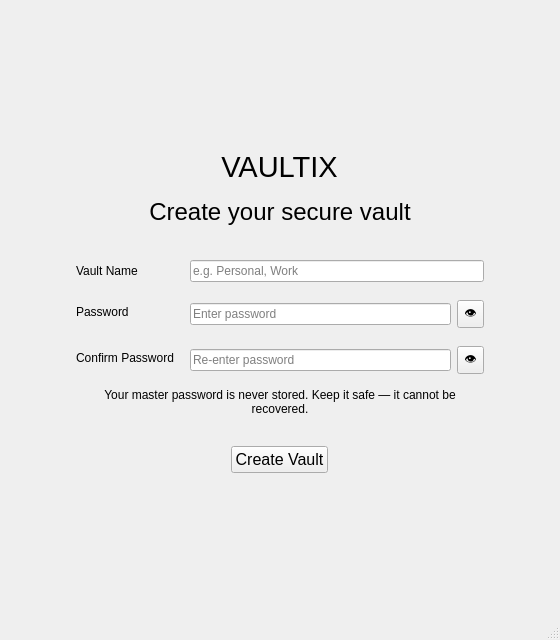
Qt form ui/create_vault.ui (Haakim19/vaultix) before a commit.
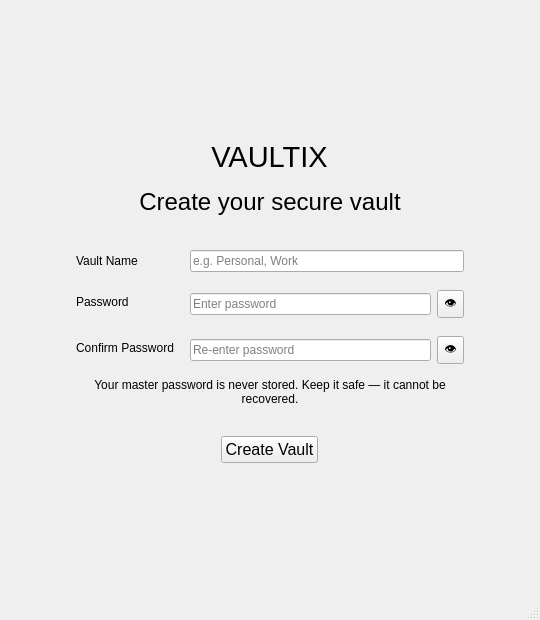
The same form after that commit.

Patch:
```diff
--- a/ui/create_vault.ui
+++ b/ui/create_vault.ui
@@ -6,8 +6,8 @@
    <rect>
     <x>0</x>
     <y>0</y>
-    <width>560</width>
-    <height>640</height>
+    <width>540</width>
+    <height>620</height>
    </rect>
   </property>
   <property name="windowTitle">
```
Left out of the diff: 2 changed lines with no effect on the pictures.
